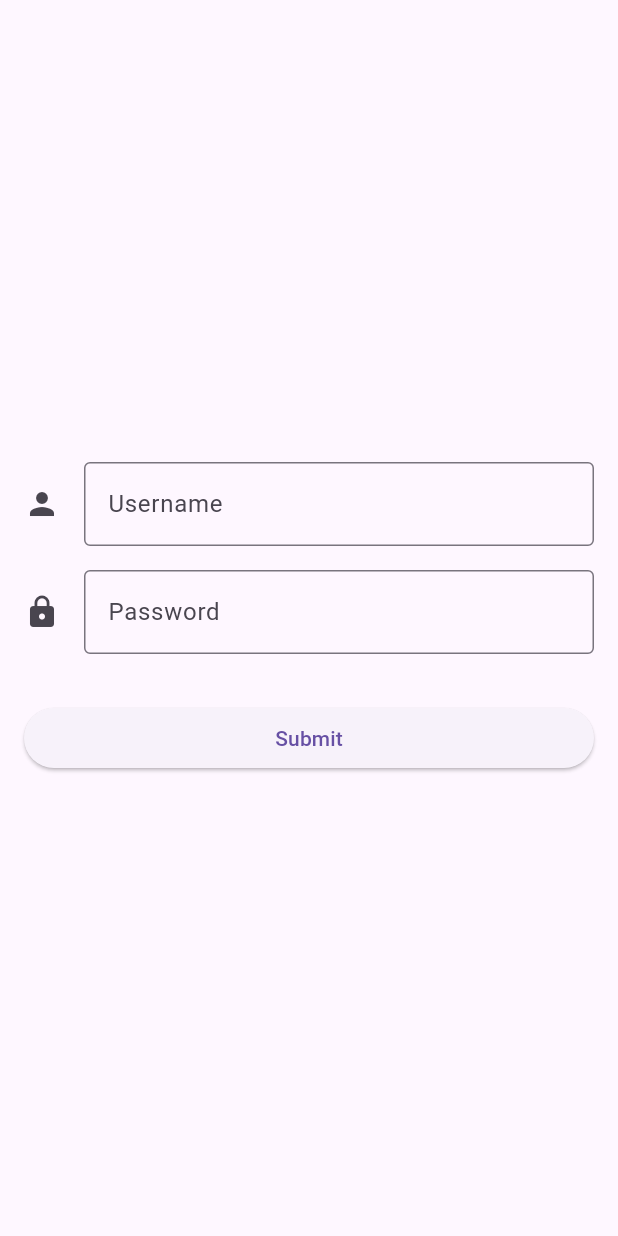
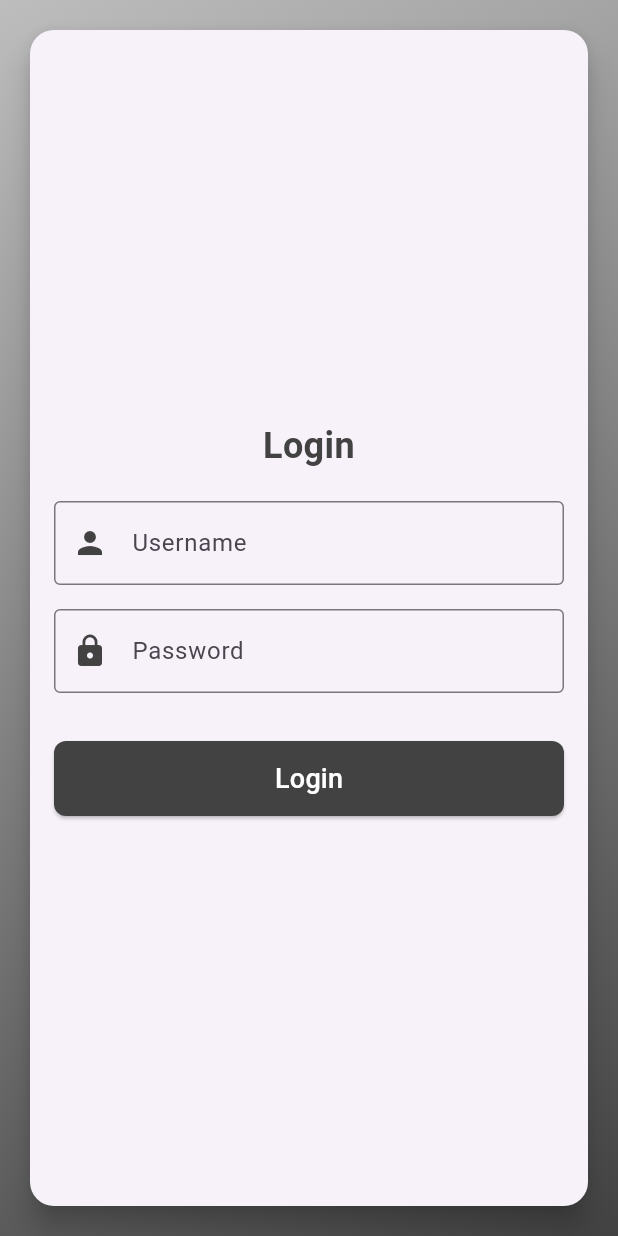
Before and after one commit to funnysomething/chat, a Flutter app: the screen it shows after launch, on a phone screen of 412 x 824 dp. Run offline on Flutter 3.47's test engine with Material 3 defaults, Android fonts, the phone set to English and light mode, and no system bars; accounts and stored records are empty.

Commit message:
Updated UI

```diff
--- a/lib/main.dart
+++ b/lib/main.dart
@@ -9,7 +9,7 @@ Map<String, String> contacts = {
   "thealphatwo": "Adi Satheesh",
   "miniicecream": "Daniel Zhang"
 };
-String username = 'thealphatwo';
+late String username;
 
 final channel = IOWebSocketChannel.connect('ws://192.168.2.126:8764/');
 final messageStream = channel.stream.asBroadcastStream();
@@ -35,17 +35,21 @@ Future<bool> _login(String username, String password) async {
   }
 }
 
-
 Future<void> _listenForMessages() async {
   try {
     await for (var rawMessage in messageStream) {
       print('Received message: $rawMessage');
       final dynamic decodedMessage = json.decode(rawMessage);
-      if (decodedMessage['type'] == "message"){
-        final String messageText = decodedMessage['content'];
-        final String chatID = decodedMessage['home'].toString();
+      String messageType = decodedMessage['Type'];
+      switch(messageType) {
+        case("message"):
+          final String messageText = decodedMessage['Content'];
+          final String chatID = decodedMessage['Home'];
           Message message = Message(messageText, chatID, false);
           addMessage(chatID, message);
+          break;
+        case("error"):
+          print("Error message received: ${decodedMessage['ErrorType']}");
       }
     }
   } catch (error) {
@@ -115,7 +119,6 @@ class _MainAppState extends State<MainApp> {
   }
 }
 
-
 class LoginScreen extends StatefulWidget {
   const LoginScreen({Key? key, required this.setLoggedIn}) : super(key: key);
 
@@ -133,21 +136,46 @@ class _LoginScreenState extends State<LoginScreen> {
   @override
   Widget build(BuildContext context) {
     return Scaffold(
-      body: Padding(
+      body: Container(
+        decoration: BoxDecoration(
+          gradient: LinearGradient(
+            begin: Alignment.topLeft,
+            end: Alignment.bottomRight,
+            colors: [Colors.grey[400]!, Colors.grey[800]!],
+          ),
+        ),
+        child: Center(
+          child: Padding(
             padding: const EdgeInsets.all(16.0),
-        child: Center(
+            child: Card(
+              elevation: 8,
+              shape: RoundedRectangleBorder(
+                borderRadius: BorderRadius.circular(16.0),
+              ),
+              child: Padding(
+                padding: const EdgeInsets.all(16.0),
                 child: Form(
                   key: _formKey,
                   child: Column(
                     mainAxisAlignment: MainAxisAlignment.center,
                     crossAxisAlignment: CrossAxisAlignment.stretch,
                     children: <Widget>[
+                      Text(
+                        'Login',
+                        style: TextStyle(
+                          fontSize: 24,
+                          fontWeight: FontWeight.bold,
+                          color: Colors.grey[800],
+                        ),
+                        textAlign: TextAlign.center,
+                      ),
+                      const SizedBox(height: 20),
                       TextFormField(
                         controller: _usernameController,
                         decoration: InputDecoration(
                           labelText: 'Username',
+                          prefixIcon: Icon(Icons.person, color: Colors.grey[800]),
                           border: OutlineInputBorder(),
-                    icon: Icon(Icons.person),
                         ),
                         validator: (value) {
                           if (value!.isEmpty) {
@@ -161,8 +189,8 @@ class _LoginScreenState extends State<LoginScreen> {
                         controller: _passwordController,
                         decoration: InputDecoration(
                           labelText: 'Password',
+                          prefixIcon: Icon(Icons.lock, color: Colors.grey[800]),
                           border: OutlineInputBorder(),
-                    icon: Icon(Icons.lock),
                         ),
                         obscureText: true,
                         validator: (value) {
@@ -182,9 +210,24 @@ class _LoginScreenState extends State<LoginScreen> {
                             }
                           }
                         },
-                  child: const Text('Submit'),
-                )
+                        style: ElevatedButton.styleFrom(
+                          foregroundColor: Colors.white, backgroundColor: Colors.grey[800],
+                          shape: RoundedRectangleBorder(
+                            borderRadius: BorderRadius.circular(8.0),
+                          ),
+                        ),
+                        child: const Padding(
+                          padding: EdgeInsets.all(12.0),
+                          child: Text(
+                            'Login',
+                            style: TextStyle(fontSize: 18),
+                          ),
+                        ),
+                      ),
                     ],
+                  ),
+                ),
+              ),
             ),
           ),
         ),
@@ -194,27 +237,28 @@ class _LoginScreenState extends State<LoginScreen> {
 }
 
 class MainScreen extends StatefulWidget {
-  const MainScreen({super.key});
+  const MainScreen({Key? key});
 
   @override
   State<MainScreen> createState() => _MainScreenState();
 }
 
 class _MainScreenState extends State<MainScreen> {
-
-
   @override
   void initState() {
     _listenForMessages();
     super.initState();
   }
 
-
   @override
   Widget build(BuildContext context) {
     return Scaffold(
       appBar: AppBar(
-        title: const Text("Chat"),
+        title: const Text(
+          "Chat",
+          style: TextStyle(color: Colors.white),
+        ),
+        backgroundColor: Colors.grey[800],
         centerTitle: true,
       ),
       body: ListView.builder(
@@ -225,6 +269,10 @@ class _MainScreenState extends State<MainScreen> {
           return Card(
             elevation: 2,
             margin: const EdgeInsets.all(5),
+            color: Colors.white,
+            shape: RoundedRectangleBorder(
+              borderRadius: BorderRadius.circular(10.0),
+            ),
             child: InkWell(
               onTap: () {
                 Navigator.push(
@@ -253,6 +301,7 @@ class _MainScreenState extends State<MainScreen> {
                             style: const TextStyle(
                               fontWeight: FontWeight.bold,
                               fontSize: 18,
+                              color: Colors.black87,
                             ),
                           ),
                           const SizedBox(height: 4),
@@ -404,26 +453,28 @@ class Chats extends StatefulWidget {
 class _ChatsState extends State<Chats> {
   @override
   Widget build(BuildContext context) {
+    List<Message> reverseMessageList = messageList[widget.chatID] == null? []:messageList[widget.chatID]!.reversed.toList();
     return StreamBuilder(
       stream: messageStream,
       builder: (context, snapshot) {
         return ListView.builder(
+          reverse: true,
           shrinkWrap: true,
-          itemCount: messageList[widget.chatID.toString()]?.length ?? 0,
+          itemCount: reverseMessageList.length,
           itemBuilder: (context, index) {
             final bool alignRight =
-                messageList[widget.chatID.toString()]![index].fromSelf;
+                reverseMessageList[index].fromSelf;
             return Align(
               alignment:
               alignRight ? Alignment.centerRight : Alignment.centerLeft,
               child: Container(
                 constraints: const BoxConstraints(maxWidth: 190),
                 child: Card(
-                  color: Colors.blue,
+                  color: Colors.black26,
                   child: Padding(
                     padding: const EdgeInsets.all(10),
                     child: Text(
-                      messageList[widget.chatID.toString()]![index].text,
+                      reverseMessageList[index].text,
                       textAlign: TextAlign.left,
                     ),
                   ),
```
Lines whose indentation alone changed are shown as unchanged.
